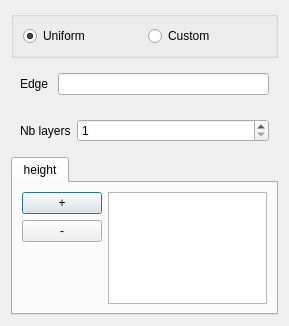
This is src/HEXABLOCKGUI/CutEdge_QTD.ui in SalomePlatform/hexablock as Qt 5 draws it before an edit. The edited form follows.
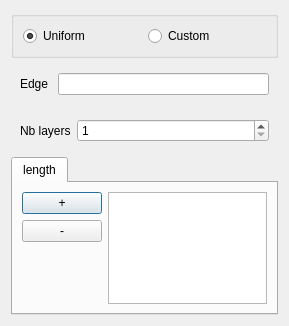
This is the edited form.

Patch:
```diff
--- a/src/HEXABLOCKGUI/CutEdge_QTD.ui
+++ b/src/HEXABLOCKGUI/CutEdge_QTD.ui
@@ -135,7 +135,7 @@
      </property>
      <widget class="QWidget" name="ext_height_tab">
       <attribute name="title">
-       <string>height</string>
+       <string>length</string>
       </attribute>
       <layout class="QGridLayout" name="gridLayout_4">
        <item row="0" column="0">
```
Left out of the diff: 4 changed lines with no effect on the pictures.
